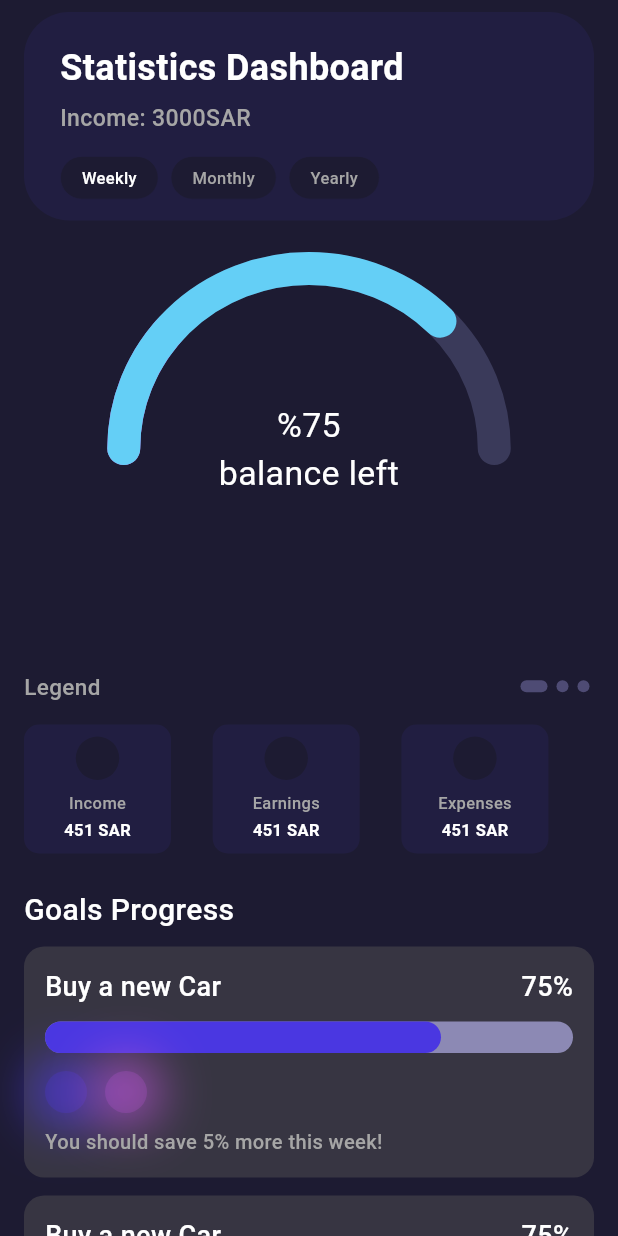
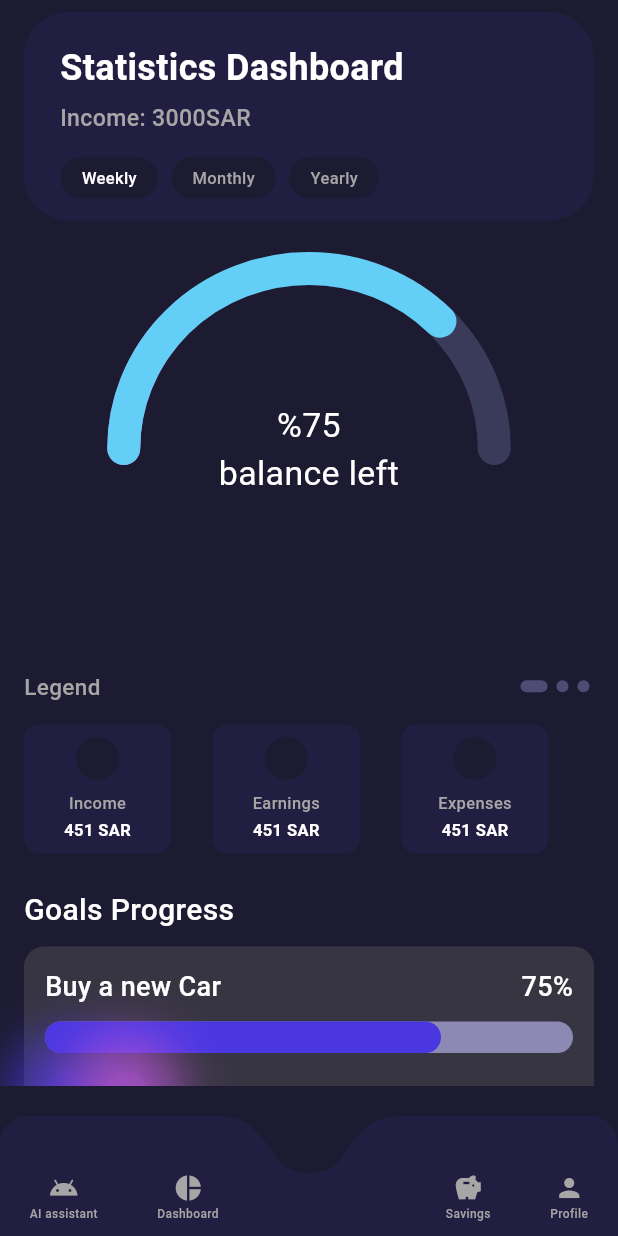
Before and after one commit to Nouraaabdullah/2025_GP1_9, a Flutter app: the DashboardPage screen opened directly, on a phone screen of 412 x 824 dp. Run offline on Flutter 3.47's test engine with Material 3 defaults, Android fonts, the phone set to English and light mode, and no system bars; our stand-ins replace font_awesome_flutter; Roboto replaces fonts that are missing (Poppins).

Commit message:
Dashboard update with nav bar

```diff
--- a/lib/main.dart
+++ b/lib/main.dart
@@ -9,6 +9,7 @@
 import 'screens/profile_setup/setup_income_screen.dart';
 import 'screens/profile_setup/setup_expenses_screen.dart';
 import 'screens/profile_setup/setup_balance_screen.dart';
+import 'screens/Dashboard/dashboard_page.dart';
 
 
 import 'screens/Savings/savings_page.dart';
@@ -33,10 +34,10 @@
         '/welcome': (context) => const WelcomeScreen(),
         '/login': (context) => const LoginScreen(),
         '/profile': (context) => const ProfileMainPage(),
-        '/dashboard': (context) =>
-            const SpendingInsightPage(),
+        '/dashboard': (context) => const DashboardPage(),
         '/signup': (context) => const SignUpScreen(),
-        '/editProfile': (context) => const EditProfilePage(),      '/savings': (context) => const SavingsPage(),
+        '/editProfile': (context) => const EditProfilePage(),
+        '/savings': (context) => const SavingsPage(),
         '/setupName': (context) => const SetupNameScreen(),
         '/setupIncome': (context) => const SetupIncomeScreen(),
         '/setupExpenses': (context) => const SetupExpensesScreen(),
--- a/lib/screens/Dashboard/dashboard_page.dart
+++ b/lib/screens/Dashboard/dashboard_page.dart
@@ -1,4 +1,5 @@
 import 'package:flutter/material.dart';
+import '../../widgets/bottom_nav_bar.dart';
 
 class DashboardPage extends StatefulWidget {
   const DashboardPage({super.key});
@@ -6,7 +7,7 @@
   State<DashboardPage> createState() => _DashboardPageState();
 }
 
-/* ===== Theme pieces and timing ===== */
+/* Theme */
 const _bg = Color(0xFF1D1B32);
 const _panel = Color(0xFF211E41);
 const _card = Color(0xFF211E41);
@@ -71,7 +72,8 @@
       body: SafeArea(
         child: SingleChildScrollView(
           physics: const BouncingScrollPhysics(),
-          padding: const EdgeInsets.fromLTRB(16, 8, 16, 24),
+          // extra bottom padding so content stays above the fixed bar
+          padding: const EdgeInsets.fromLTRB(16, 8, 16, kBottomNavigationBarHeight + 24),
           child: Column(
             crossAxisAlignment: CrossAxisAlignment.start,
             children: [
@@ -79,7 +81,6 @@
                 periodIndex: _periodIndex,
                 onPeriodChanged: (i) => setState(() => _periodIndex = i),
               ),
-
               const SizedBox(height: 12),
 
               SizedBox(
@@ -99,16 +100,16 @@
 
               Row(
                 mainAxisAlignment: MainAxisAlignment.spaceBetween,
-                children: [
+                children: const [
                   Text(
-                    _chartIndex == 1 ? 'Categories' : 'Legend',
-                    style: const TextStyle(
+                    'Legend',
+                    style: TextStyle(
                       color: _inactive,
                       fontSize: 15,
                       fontWeight: FontWeight.w500,
                     ),
                   ),
-                  _Dots(count: 3, index: _chartIndex),
+                  _Dots(count: 3, index: 0),
                 ],
               ),
 
@@ -161,11 +162,18 @@
           ),
         ),
       ),
+
+      bottomNavigationBar: SurraBottomBar(
+        onTapDashboard: () => Navigator.pushReplacementNamed(context, '/dashboard'),
+        onTapSavings:   () {}, // already here
+        onTapProfile:   () => Navigator.pushReplacementNamed(context, '/profile'),
+
+      ),
     );
   }
 }
 
-/* ===== Header with chips ===== */
+/* Header with chips */
 class _HeaderPanel extends StatelessWidget {
   final int periodIndex;
   final ValueChanged<int> onPeriodChanged;
@@ -241,7 +249,7 @@
   }
 }
 
-/* ===== Legend ===== */
+/* Legend */
 class _LegendItem {
   final String title;
   final String value;
@@ -301,7 +309,7 @@
   }
 }
 
-/* ===== Goals with glow dots ===== */
+/* Goals with glow dots */
 class _GoalCardGlowy extends StatelessWidget {
   final String title;
   final double percent;
@@ -404,12 +412,12 @@
       height: size,
       decoration: BoxDecoration(
         shape: BoxShape.circle,
-        color: color.withOpacity(0.25),
+        color: color.withOpacity(0.15),
         boxShadow: [
           BoxShadow(
             color: color.withOpacity(0.75),
             blurRadius: blur,
-            spreadRadius: blur * 0.35,
+            spreadRadius: blur * 0.85,
           ),
         ],
       ),
@@ -417,7 +425,7 @@
   }
 }
 
-/* ===== Motivation card ===== */
+/* Motivation card */
 class _MotivationCard extends StatelessWidget {
   final String title;
   final String body;
@@ -476,7 +484,7 @@
   }
 }
 
-/* ===== Chart placeholders ===== */
+/* Chart placeholders */
 class _ChartSemicircleGauge extends StatelessWidget {
   final double percent;
   final String label;
@@ -493,7 +501,7 @@
           children: [
             CustomPaint(
               size: const Size(275, 268),
-              painter: _ArcPainter(color: const Color(0xFF3A3A5A), sweep: 180),
+              painter: _ArcPainter(color: Color(0xFF3A3A5A), sweep: 180),
             ),
             CustomPaint(
               size: const Size(275, 268),
@@ -618,15 +626,15 @@
       old.color != color || old.sweep != sweep;
 }
 
-/* ===== Small helpers ===== */
+/* Small helpers */
 class _SectionTitle extends StatelessWidget {
   final String text;
   const _SectionTitle(this.text);
   @override
   Widget build(BuildContext context) {
-    return Text(
-      text,
-      style: const TextStyle(
+    return const Text(
+      'Goals Progress',
+      style: TextStyle(
         color: Colors.white,
         fontSize: 20,
         fontWeight: FontWeight.w500,
--- a/lib/screens/signup_screen.dart
+++ b/lib/screens/signup_screen.dart
@@ -1,4 +1,5 @@
 import 'package:flutter/material.dart';
+import 'package:font_awesome_flutter/font_awesome_flutter.dart';
 
 class SignUpScreen extends StatelessWidget {
   const SignUpScreen({super.key});
```
